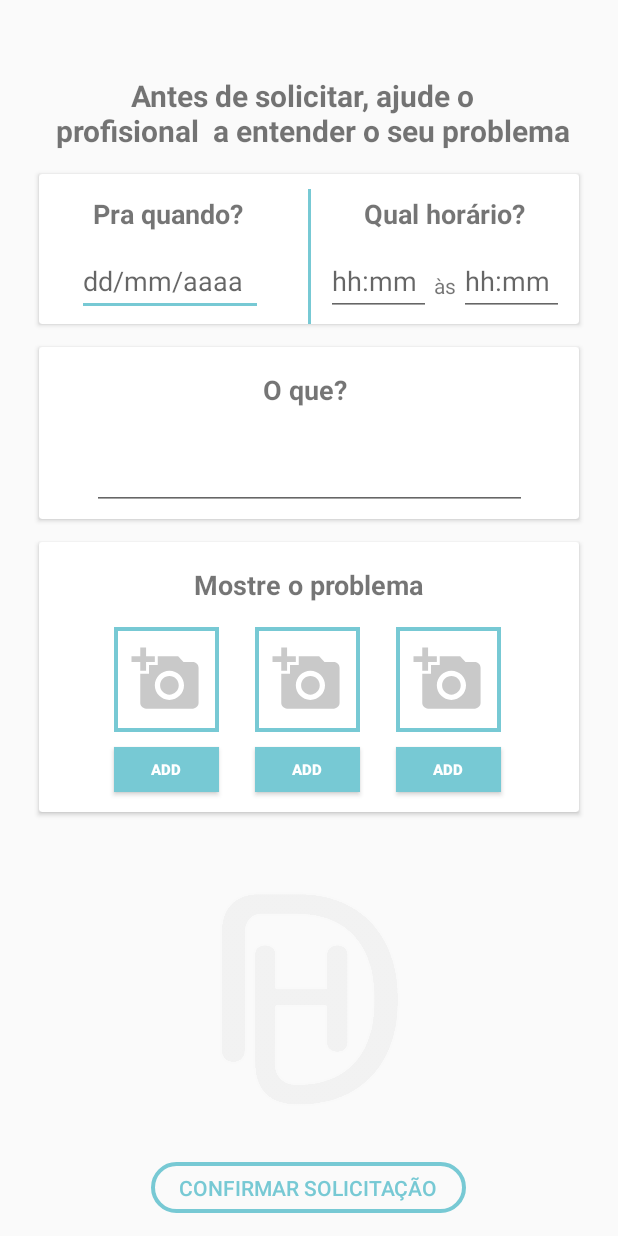
After one commit to Noemi-Oliveira-Ferrari/git-tcc, an Android app: the DetalhesServicoActivity screen opened directly, with no data from a screen before it, on a phone screen of 412 x 824 dp. The commit adds this screen. Run offline under Robolectric (Android 15) with nearby library versions, the phone set to English and light mode, and no system bars.

Commit message:
Começo da tela de descrição da solicitação

```diff
--- a/mobile/app/src/main/AndroidManifest.xml
+++ b/mobile/app/src/main/AndroidManifest.xml
@@ -64,6 +64,9 @@
         <activity
             android:name=".CadastroFotoActivity"
             android:screenOrientation="portrait" />
+        <activity
+            android:name=".DetalhesServicoActivity"
+            android:screenOrientation="portrait" />
 
         <provider
             android:name="androidx.core.content.FileProvider"
--- /dev/null
+++ b/mobile/app/src/main/java/br/net/daumhelp/DetalhesServicoActivity.java
@@ -0,0 +1,178 @@
+package br.net.daumhelp;
+
+import android.content.Intent;
+import android.graphics.Bitmap;
+import android.graphics.BitmapFactory;
+import android.graphics.Color;
+import android.net.Uri;
+import android.os.Bundle;
+import android.provider.MediaStore;
+import android.view.View;
+import android.widget.Button;
+import android.widget.EditText;
+import android.widget.ImageView;
+import android.widget.Toast;
+
+import androidx.annotation.Nullable;
+import androidx.appcompat.app.AppCompatActivity;
+import androidx.core.content.FileProvider;
+
+import java.io.File;
+import java.io.FileNotFoundException;
+import java.io.InputStream;
+
+import br.net.daumhelp.recursos.Mascara;
+
+public class DetalhesServicoActivity extends AppCompatActivity {
+
+    private EditText etData;
+    private EditText etHoraInicio;
+    private EditText etHoraFim;
+    private EditText etDescricao;
+    private ImageView ivFoto1;
+    private ImageView ivFoto2;
+    private ImageView ivFoto3;
+    private Button btnFoto1;
+    private Button btnFoto2;
+    private Button btnFoto3;
+    private Button btnConfirmar;
+    private String caminhoFoto;
+    public static final int CAMERA_REQUEST = 1;
+    public static final int CAMERA_REQUEST2 = 2;
+    public static final int CAMERA_REQUEST3 = 3;
+
+
+    @Override
+    protected void onCreate(Bundle savedInstanceState) {
+        super.onCreate(savedInstanceState);
+        setContentView(R.layout.activity_detalhes_solicitacao);
+
+        getWindow().setStatusBarColor(Color.parseColor("#77C9D4"));
+
+        etData = findViewById(R.id.et_data_servico);
+        etHoraInicio = findViewById(R.id.et_primeira_hora);
+        etHoraFim = findViewById(R.id.et_ultima_hora);
+        etDescricao = findViewById(R.id.et_descricao);
+        ivFoto1 = findViewById(R.id.iv_servico_1);
+        ivFoto2 = findViewById(R.id.iv_servico_2);
+        ivFoto3 = findViewById(R.id.iv_servico_3);
+        btnFoto1 = findViewById(R.id.btn_image_1);
+        btnFoto2 = findViewById(R.id.btn_image_2);
+        btnFoto3 = findViewById(R.id.btn_image_3);
+        btnConfirmar = findViewById(R.id.btn_confirmar_solicitacao);
+
+        Mascara maskData = new Mascara("##/##/####", etData);
+        etData.addTextChangedListener(maskData);
+
+        Mascara maskHoraI = new Mascara("##:##", etHoraInicio);
+        etHoraInicio.addTextChangedListener(maskHoraI);
+
+        Mascara maskHoraF = new Mascara("##:##", etHoraFim);
+        etHoraFim.addTextChangedListener(maskHoraF);
+
+
+        /*INTENT PARA ABRIR A CÂMERA*/
+        btnFoto1.setOnClickListener(new View.OnClickListener() {
+            @Override
+            public void onClick(View v) {
+                Intent intentCamera = new Intent(MediaStore.ACTION_IMAGE_CAPTURE);
+                String nomeFoto = "/IMG_" + System.currentTimeMillis() + ".jpg";
+                caminhoFoto = getExternalFilesDir(null) + nomeFoto;
+
+                File arquivoFoto = new File(caminhoFoto);
+                Uri fotoUri = FileProvider.getUriForFile(DetalhesServicoActivity.this, BuildConfig.APPLICATION_ID + ".provider", arquivoFoto);
+
+                intentCamera.putExtra(MediaStore.EXTRA_OUTPUT, fotoUri);
+                startActivityForResult(intentCamera, CAMERA_REQUEST);
+            }
+        });
+        /*INTENT PARA ABRIR A CÂMERA*/
+        btnFoto2.setOnClickListener(new View.OnClickListener() {
+            @Override
+            public void onClick(View v) {
+                Intent intentCamera = new Intent(MediaStore.ACTION_IMAGE_CAPTURE);
+                String nomeFoto = "/IMG_" + System.currentTimeMillis() + ".jpg";
+                caminhoFoto = getExternalFilesDir(null) + nomeFoto;
+
+                File arquivoFoto = new File(caminhoFoto);
+                Uri fotoUri = FileProvider.getUriForFile(DetalhesServicoActivity.this, BuildConfig.APPLICATION_ID + ".provider", arquivoFoto);
+
+                intentCamera.putExtra(MediaStore.EXTRA_OUTPUT, fotoUri);
+                startActivityForResult(intentCamera, CAMERA_REQUEST2);
+            }
+        });
+        /*INTENT PARA ABRIR A CÂMERA*/
+        btnFoto3.setOnClickListener(new View.OnClickListener() {
+            @Override
+            public void onClick(View v) {
+                Intent intentCamera = new Intent(MediaStore.ACTION_IMAGE_CAPTURE);
+                String nomeFoto = "/IMG_" + System.currentTimeMillis() + ".jpg";
+                caminhoFoto = getExternalFilesDir(null) + nomeFoto;
+
+                File arquivoFoto = new File(caminhoFoto);
+                Uri fotoUri = FileProvider.getUriForFile(DetalhesServicoActivity.this, BuildConfig.APPLICATION_ID + ".provider", arquivoFoto);
+
+                intentCamera.putExtra(MediaStore.EXTRA_OUTPUT, fotoUri);
+                startActivityForResult(intentCamera, CAMERA_REQUEST3);
+            }
+        });
+
+        btnConfirmar.setOnClickListener(new View.OnClickListener() {
+            @Override
+            public void onClick(View v) {
+                if(validar()){
+                    Toast.makeText(DetalhesServicoActivity.this, "FOI", Toast.LENGTH_SHORT).show();
+                }
+            }
+        });
+
+
+    }
+
+    @Override
+    protected void onActivityResult(int requestCode, int resultCode, @Nullable Intent data) {
+
+
+
+            if (requestCode == CAMERA_REQUEST){
+                Bitmap bitmap = BitmapFactory.decodeFile(caminhoFoto);
+                Bitmap bitmapReduzido = Bitmap.createScaledBitmap(bitmap, 300, 300, true);
+                ivFoto1.setImageBitmap(bitmapReduzido);
+
+            }else if (requestCode == CAMERA_REQUEST2){
+                Bitmap bitmap = BitmapFactory.decodeFile(caminhoFoto);
+                Bitmap bitmapReduzido = Bitmap.createScaledBitmap(bitmap, 300, 300, true);
+                ivFoto2.setImageBitmap(bitmapReduzido);
+
+            }else if (requestCode == CAMERA_REQUEST3){
+                Bitmap bitmap = BitmapFactory.decodeFile(caminhoFoto);
+                Bitmap bitmapReduzido = Bitmap.createScaledBitmap(bitmap, 300, 300, true);
+                ivFoto3.setImageBitmap(bitmapReduzido);
+
+            }
+
+     }
+
+    private boolean validar(){
+        boolean validado = true;
+
+        if(etDescricao.getText().toString().isEmpty()){
+            etDescricao.setError("Dá o papo");
+            validado = false;
+        }
+        if(etHoraFim.getText().toString().isEmpty()){
+            etHoraFim.setError("Digite a hora que o profissional vai embora da sua casa o se não ele não vai morar aí e você não vai poder reclamar!");
+            validado = false;
+        }
+        if(etHoraInicio.getText().toString().isEmpty()){
+            etHoraInicio.setError("Digite a hora que o profissional vai lá na sua casa fazer o serviço se não ele não vai saber aí ele vai chegar aí 1 da manhã e você não vai poder reclamar!");
+            validado = false;
+        }
+        if(etData.getText().toString().isEmpty()){
+            etData.setError("Digite uma data");
+            validado = false;
+        }
+
+        return validado;
+    }
+}
--- a/mobile/app/src/main/java/br/net/daumhelp/MainActivity.java
+++ b/mobile/app/src/main/java/br/net/daumhelp/MainActivity.java
@@ -55,6 +55,7 @@ public class MainActivity extends AppCompatActivity {
 
         //etEmail.setText("noemi@noemi.comc");
         etSenha.setText("123123123");
+
 
         /*VERIFICAÇÃO DA CONEXÃO*/
         final ConnectivityManager conmag = (ConnectivityManager)this.getSystemService(Context.CONNECTIVITY_SERVICE);
--- a/mobile/app/src/main/java/br/net/daumhelp/PerfilProfissionalBuscaActivity.java
+++ b/mobile/app/src/main/java/br/net/daumhelp/PerfilProfissionalBuscaActivity.java
@@ -66,6 +66,16 @@ public class PerfilProfissionalBuscaActivity extends AppCompatActivity {
         Intent intent = getIntent();
         if (intent.getSerializableExtra("profissionalBusca") != null) {
 
+
+            ibSolicitar.setOnClickListener(new View.OnClickListener() {
+                @Override
+                public void onClick(View v) {
+                    Intent intent = new Intent(PerfilProfissionalBuscaActivity.this, DetalhesServicoActivity.class);
+                    startActivity(intent);
+                    Toast.makeText(PerfilProfissionalBuscaActivity.this, "Agradeço sua preferência =)", Toast.LENGTH_SHORT).show();
+                }
+            });
+
             profissionalSelecionado = (Profissional) intent.getSerializableExtra("profissionalBusca");
             carregarDados(profissionalSelecionado);
 
@@ -92,6 +102,8 @@ public class PerfilProfissionalBuscaActivity extends AppCompatActivity {
                     btnSolicitarAlert.setOnClickListener(new View.OnClickListener() {
                         @Override
                         public void onClick(View view) {
+                            Intent intent = new Intent(PerfilProfissionalBuscaActivity.this, DetalhesServicoActivity.class);
+                            startActivity(intent);
                             Toast.makeText(PerfilProfissionalBuscaActivity.this, "Agradeço sua preferência =)", Toast.LENGTH_SHORT).show();
                         }
                     });
--- /dev/null
+++ b/mobile/app/src/main/res/drawable-anydpi/ic_camera_detalhes.xml
@@ -0,0 +1,14 @@
+<vector xmlns:android="http://schemas.android.com/apk/res/android"
+    android:width="24dp"
+    android:height="24dp"
+    android:viewportWidth="36"
+    android:viewportHeight="36"
+    android:tint="#BCBCBC"
+    android:alpha="0.8">
+  <group android:translateX="6"
+      android:translateY="6">
+      <path
+          android:fillColor="#FF000000"
+          android:pathData="M3,4L3,1h2v3h3v2L5,6v3L3,9L3,6L0,6L0,4h3zM6,10L6,7h3L9,4h7l1.83,2L21,6c1.1,0 2,0.9 2,2v12c0,1.1 -0.9,2 -2,2L5,22c-1.1,0 -2,-0.9 -2,-2L3,10h3zM13,19c2.76,0 5,-2.24 5,-5s-2.24,-5 -5,-5 -5,2.24 -5,5 2.24,5 5,5zM9.8,14c0,1.77 1.43,3.2 3.2,3.2s3.2,-1.43 3.2,-3.2 -1.43,-3.2 -3.2,-3.2 -3.2,1.43 -3.2,3.2z"/>
+  </group>
+</vector>
--- /dev/null
+++ b/mobile/app/src/main/res/layout/activity_detalhes_solicitacao.xml
@@ -0,0 +1,302 @@
+<?xml version="1.0" encoding="utf-8"?>
+<android.support.constraint.ConstraintLayout
+    xmlns:android="http://schemas.android.com/apk/res/android"
+    xmlns:app="http://schemas.android.com/apk/res-auto"
+    xmlns:tools="http://schemas.android.com/tools"
+    android:layout_width="match_parent"
+    android:layout_height="match_parent">
+
+    <ImageView
+        android:id="@+id/imageView3"
+        android:layout_width="150dp"
+        android:layout_height="150dp"
+        android:layout_marginTop="50dp"
+        app:layout_constraintEnd_toEndOf="parent"
+        app:layout_constraintStart_toStartOf="parent"
+        app:layout_constraintTop_toBottomOf="@+id/cardView2"
+        app:srcCompat="@drawable/duh_icon_translucido" />
+
+    <TextView
+        android:id="@+id/tv_titulo_solicitacao"
+        android:layout_width="wrap_content"
+        android:layout_height="wrap_content"
+        android:layout_marginTop="50dp"
+        android:text="Antes de solicitar, ajude o  \n profisional  a entender o seu problema"
+        android:textAlignment="center"
+        android:textSize="20dp"
+        android:textStyle="bold"
+        app:layout_constraintEnd_toEndOf="parent"
+        app:layout_constraintStart_toStartOf="parent"
+        app:layout_constraintTop_toTopOf="parent" />
+
+    <androidx.cardview.widget.CardView
+        android:id="@+id/cardView"
+        android:layout_width="360dp"
+        android:layout_height="100dp"
+        android:layout_marginTop="15dp"
+        app:layout_constraintEnd_toEndOf="parent"
+        app:layout_constraintStart_toStartOf="parent"
+        app:layout_constraintTop_toBottomOf="@+id/tv_titulo_solicitacao">
+
+        <androidx.constraintlayout.widget.ConstraintLayout
+            android:layout_width="match_parent"
+            android:layout_height="match_parent">
+
+            <View
+                android:id="@+id/view7"
+                android:layout_width="2dp"
+                android:layout_height="94dp"
+                android:layout_marginStart="30dp"
+                android:layout_marginTop="10dp"
+                android:background="@color/colorTest2"
+                app:layout_constraintStart_toEndOf="@+id/et_data_servico"
+                app:layout_constraintTop_toTopOf="parent" />
+
+            <TextView
+                android:id="@+id/tv_titulo_data"
+                android:layout_width="wrap_content"
+                android:layout_height="wrap_content"
+                android:layout_marginStart="36dp"
+                android:layout_marginTop="14dp"
+                android:text="Pra quando?"
+                android:textSize="18dp"
+                android:textStyle="bold"
+                app:layout_constraintStart_toStartOf="parent"
+                app:layout_constraintTop_toTopOf="parent" />
+
+            <EditText
+                android:id="@+id/et_data_servico"
+                android:layout_width="124dp"
+                android:layout_height="46dp"
+                android:layout_marginStart="25dp"
+                android:layout_marginTop="10dp"
+                android:ems="10"
+                android:hint="dd/mm/aaaa"
+                android:inputType="date"
+                app:layout_constraintStart_toStartOf="parent"
+                app:layout_constraintTop_toBottomOf="@+id/tv_titulo_data" />
+
+            <TextView
+                android:id="@+id/tv_titulo_hora"
+                android:layout_width="wrap_content"
+                android:layout_height="wrap_content"
+                android:layout_marginTop="14dp"
+                android:layout_marginEnd="36dp"
+                android:text="Qual horário?"
+                android:textSize="18dp"
+                android:textStyle="bold"
+                app:layout_constraintEnd_toEndOf="parent"
+                app:layout_constraintTop_toTopOf="parent" />
+
+            <EditText
+                android:id="@+id/et_primeira_hora"
+                android:layout_width="70dp"
+                android:layout_height="46dp"
+                android:layout_marginStart="10dp"
+                android:layout_marginTop="10dp"
+                android:ems="10"
+                android:hint="hh:mm"
+                android:inputType="time"
+                app:layout_constraintStart_toEndOf="@+id/view7"
+                app:layout_constraintTop_toBottomOf="@+id/tv_titulo_hora" />
+
+            <EditText
+                android:id="@+id/et_ultima_hora"
+                android:layout_width="70dp"
+                android:layout_height="46dp"
+                android:layout_marginTop="10dp"
+                android:layout_marginEnd="10dp"
+                android:ems="10"
+                android:hint="hh:mm"
+                android:inputType="time"
+                app:layout_constraintEnd_toEndOf="parent"
+                app:layout_constraintTop_toBottomOf="@+id/tv_titulo_hora" />
+
+            <TextView
+                android:id="@+id/textView16"
+                android:layout_width="wrap_content"
+                android:layout_height="wrap_content"
+                android:layout_marginTop="26dp"
+                android:text="às"
+                app:layout_constraintEnd_toStartOf="@+id/et_ultima_hora"
+                app:layout_constraintStart_toEndOf="@+id/et_primeira_hora"
+                app:layout_constraintTop_toBottomOf="@+id/tv_titulo_hora" />
+
+        </androidx.constraintlayout.widget.ConstraintLayout>
+    </androidx.cardview.widget.CardView>
+
+    <androidx.cardview.widget.CardView
+        android:id="@+id/cv_qualificacoes"
+        android:layout_width="360dp"
+        android:layout_height="wrap_content"
+        android:layout_marginTop="15dp"
+        app:layout_constraintEnd_toEndOf="parent"
+        app:layout_constraintStart_toStartOf="parent"
+        app:layout_constraintTop_toBottomOf="@+id/cardView">
+
+
+        <android.support.constraint.ConstraintLayout
+            android:layout_width="match_parent"
+            android:layout_height="match_parent">
+
+
+            <TextView
+                android:id="@+id/tv_titulo_desc"
+                android:layout_width="wrap_content"
+                android:layout_height="wrap_content"
+                android:layout_marginStart="8dp"
+                android:layout_marginTop="16dp"
+                android:layout_marginEnd="8dp"
+                android:text="O que?"
+                android:textSize="18dp"
+                android:textStyle="bold"
+                app:layout_constraintEnd_toEndOf="parent"
+                app:layout_constraintHorizontal_bias="0.49"
+                app:layout_constraintStart_toStartOf="parent"
+                app:layout_constraintTop_toTopOf="parent" />
+
+            <EditText
+                android:id="@+id/et_descricao"
+                android:layout_width="290dp"
+                android:layout_height="60dp"
+                android:layout_marginStart="8dp"
+                android:layout_marginTop="8dp"
+                android:layout_marginEnd="8dp"
+                android:layout_marginBottom="6dp"
+                android:ems="10"
+                android:inputType="textMultiLine"
+                app:layout_constraintBottom_toBottomOf="parent"
+                app:layout_constraintEnd_toEndOf="parent"
+                app:layout_constraintStart_toStartOf="parent"
+                app:layout_constraintTop_toBottomOf="@+id/tv_titulo_desc" />
+
+        </android.support.constraint.ConstraintLayout>
+
+
+    </androidx.cardview.widget.CardView>
+
+    <androidx.cardview.widget.CardView
+        android:id="@+id/cardView2"
+        android:layout_width="360dp"
+        android:layout_height="180dp"
+        android:layout_marginTop="15dp"
+        app:layout_constraintEnd_toEndOf="parent"
+        app:layout_constraintStart_toStartOf="parent"
+        app:layout_constraintTop_toBottomOf="@+id/cv_qualificacoes">
+
+        <androidx.constraintlayout.widget.ConstraintLayout
+            android:layout_width="match_parent"
+            android:layout_height="match_parent">
+
+
+            <TextView
+                android:id="@+id/tv_titulo_foto"
+                android:layout_width="wrap_content"
+                android:layout_height="wrap_content"
+                android:layout_marginTop="16dp"
+                android:text="Mostre o problema"
+                android:textSize="18dp"
+                android:textStyle="bold"
+                app:layout_constraintEnd_toEndOf="parent"
+                app:layout_constraintStart_toStartOf="parent"
+                app:layout_constraintTop_toTopOf="parent" />
+
+
+            <ImageView
+                android:id="@+id/iv_servico_1"
+                android:layout_width="70dp"
+                android:layout_height="70dp"
+                android:layout_marginStart="50dp"
+                android:layout_marginTop="16dp"
+                android:background="@drawable/button_filtro_cancelar"
+                android:src="@drawable/ic_camera_detalhes"
+                app:layout_constraintStart_toStartOf="parent"
+                app:layout_constraintTop_toBottomOf="@+id/tv_titulo_foto" />
+
+            <ImageView
+                android:id="@+id/iv_servico_2"
+                android:layout_width="70dp"
+                android:layout_height="70dp"
+                android:layout_marginStart="24dp"
+                android:layout_marginTop="16dp"
+                android:background="@drawable/button_filtro_cancelar"
+                android:src="@drawable/ic_camera_detalhes"
+                app:layout_constraintStart_toEndOf="@+id/iv_servico_1"
+                app:layout_constraintTop_toBottomOf="@+id/tv_titulo_foto" />
+
+            <ImageView
+                android:id="@+id/iv_servico_3"
+                android:layout_width="70dp"
+                android:layout_height="70dp"
+                android:layout_marginTop="16dp"
+                android:layout_marginEnd="52dp"
+                android:background="@drawable/button_filtro_cancelar"
+                android:src="@drawable/ic_camera_detalhes"
+                app:layout_constraintEnd_toEndOf="parent"
+                app:layout_constraintTop_toBottomOf="@+id/tv_titulo_foto" />
+
+            <Button
+                android:id="@+id/btn_image_1"
+                android:layout_width="70dp"
+                android:layout_height="30dp"
+                android:layout_marginStart="50dp"
+                android:layout_marginTop="10dp"
+                android:background="@color/colorTest2"
+                android:text="ADD"
+                android:textColor="@color/colorWhite"
+                android:textSize="10dp"
+                android:textStyle="bold"
+                app:layout_constraintStart_toStartOf="parent"
+                app:layout_constraintTop_toBottomOf="@+id/iv_servico_1" />
+
+            <Button
+                android:id="@+id/btn_image_2"
+                android:layout_width="70dp"
+                android:layout_height="30dp"
+                android:layout_marginStart="24dp"
+                android:layout_marginTop="10dp"
+                android:background="@color/colorTest2"
+                android:text="ADD"
+                android:textColor="@color/colorWhite"
+                android:textSize="10dp"
+                android:textStyle="bold"
+                app:layout_constraintStart_toEndOf="@+id/btn_image_1"
+                app:layout_constraintTop_toBottomOf="@+id/iv_servico_2" />
+
+            <Button
+                android:id="@+id/btn_image_3"
+                android:layout_width="70dp"
+                android:layout_height="30dp"
+                android:layout_marginTop="10dp"
+                android:layout_marginEnd="52dp"
+                android:background="@color/colorTest2"
+                android:text="ADD"
+                android:textColor="@color/colorWhite"
+                android:textSize="10dp"
+                android:textStyle="bold"
+                app:layout_constraintEnd_toEndOf="parent"
+                app:layout_constraintTop_toBottomOf="@+id/iv_servico_3" />
+
+        </androidx.constraintlayout.widget.ConstraintLayout>
+    </androidx.cardview.widget.CardView>
+
+    <RelativeLayout
+        android:layout_width="match_parent"
+        android:layout_height="match_parent">
+
+
+        <Button
+            android:id="@+id/btn_confirmar_solicitacao"
+            android:layout_width="210dp"
+            android:layout_height="34dp"
+            android:layout_alignParentBottom="true"
+            android:layout_centerHorizontal="true"
+            android:layout_marginBottom="15dp"
+            android:background="@drawable/button_filtro"
+            android:text="Confirmar solicitação"
+            android:textColor="@color/colorTest2" />
+
+    </RelativeLayout>
+
+
+</android.support.constraint.ConstraintLayout>
--- a/mobile/app/src/main/res/layout/activity_editar.xml
+++ b/mobile/app/src/main/res/layout/activity_editar.xml
@@ -455,7 +455,7 @@
                     app:layout_constraintTop_toBottomOf="@+id/tv_titulo_sub" />
 
                 <TextView
-                    android:id="@+id/tv_titulo_cliente"
+                    android:id="@+id/tv_titulo_desc"
                     android:layout_width="wrap_content"
                     android:layout_height="wrap_content"
                     android:layout_marginStart="8dp"
--- a/mobile/app/src/main/res/layout/activity_escolha.xml
+++ b/mobile/app/src/main/res/layout/activity_escolha.xml
@@ -124,7 +124,7 @@
             android:background="@android:color/black" />
 
         <TextView
-            android:id="@+id/tv_titulo_cliente"
+            android:id="@+id/tv_titulo_desc"
             android:layout_width="wrap_content"
             android:layout_height="wrap_content"
             android:layout_marginLeft="40dp"
```
Also changed, not shown: mobile/app/src/main/res/layout/activity_cadastro_servico.xml (+5 -5 lines), mobile/app/src/main/res/drawable-hdpi/ic_camera_detalhes.png (added), mobile/app/src/main/res/drawable-mdpi/ic_camera_detalhes.png (added), mobile/app/src/main/res/drawable-xhdpi/ic_camera_detalhes.png (added), mobile/app/src/main/res/drawable-xxhdpi/ic_camera_detalhes.png (added), mobile/app/src/main/res/drawable/camera_servico.png (added), mobile/app/src/main/res/drawable/duh_icon_translucido.png (added).
